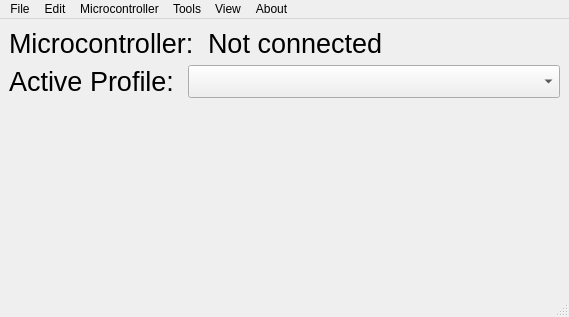
Above: microstation/ui/window.ui from TheCheese42/microstation before the change. Below: the same form after it.
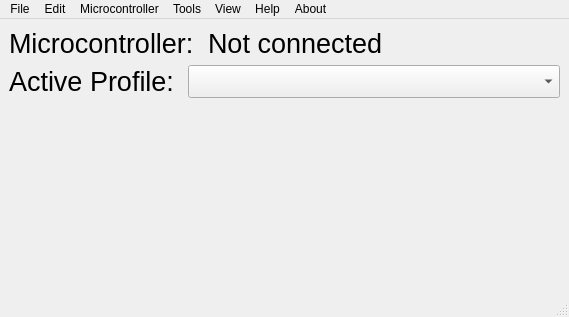
That is the form after the change. Icons and pictures are not drawn.

```diff
--- a/microstation/ui/window.ui
+++ b/microstation/ui/window.ui
@@ -187,11 +187,18 @@
     <addaction name="menuTheme"/>
     <addaction name="menuLanguage"/>
    </widget>
+   <widget class="QMenu" name="menuHelp">
+    <property name="title">
+     <string>Help</string>
+    </property>
+    <addaction name="actionOpen_Wiki"/>
+   </widget>
    <addaction name="menuFile"/>
    <addaction name="menuEdit"/>
    <addaction name="menuMicrocontroller"/>
    <addaction name="menuTool"/>
    <addaction name="menuView"/>
+   <addaction name="menuHelp"/>
    <addaction name="menuAbout"/>
   </widget>
   <widget class="QStatusBar" name="statusbar"/>
```
Left out of the diff: 21 changed lines with no effect on the pictures.
